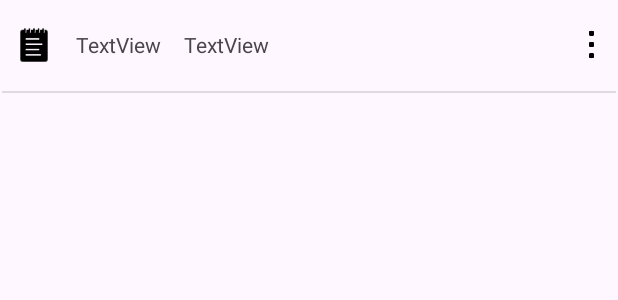
After one commit to abidiwael94/Note-App-Mobile, an Android app: the layout item_note.xml on its own in the app's theme, with its tools: preview values and no code run, on a phone screen of 412 x 824 dp. The commit adds this screen. Shown: the top 300 px of the screen. Run offline under Robolectric (Android 15) with nearby library versions, the phone set to English and light mode, and no system bars.

Commit message:
create note adapter and display note for user

```diff
--- a/app/src/main/java/com/example/note_app_mobile/adapters/UserAdapter.java
+++ b/app/src/main/java/com/example/note_app_mobile/adapters/UserAdapter.java
@@ -77,7 +77,7 @@ public class UserAdapter extends RecyclerView.Adapter<UserAdapter.UserViewHolder
             userName = itemView.findViewById(R.id.userName);
             userEmail = itemView.findViewById(R.id.userEmail);
             userIcon = itemView.findViewById(R.id.userIcon);
-            actionButton = itemView.findViewById(R.id.newNoteButton);
+            actionButton = itemView.findViewById(R.id.newUserButton);
         }
     }
 }
--- /dev/null
+++ b/app/src/main/res/layout/item_note.xml
@@ -0,0 +1,62 @@
+<?xml version="1.0" encoding="utf-8"?>
+<androidx.constraintlayout.widget.ConstraintLayout xmlns:android="http://schemas.android.com/apk/res/android"
+    xmlns:app="http://schemas.android.com/apk/res-auto"
+    xmlns:tools="http://schemas.android.com/tools"
+    android:layout_width="match_parent"
+    android:layout_height="62dp">
+
+    <ImageView
+        android:id="@+id/noteIcon"
+        android:layout_width="25dp"
+        android:layout_height="25dp"
+        android:layout_marginStart="10dp"
+        android:layout_marginTop="17dp"
+        app:layout_constraintStart_toStartOf="parent"
+        app:layout_constraintTop_toTopOf="parent"
+        app:srcCompat="@drawable/note_icon" />
+
+    <TextView
+        android:id="@+id/noteTitle"
+        android:layout_width="wrap_content"
+        android:layout_height="20dp"
+        android:layout_marginStart="15dp"
+        android:layout_marginTop="20dp"
+        android:text="TextView"
+        app:layout_constraintStart_toEndOf="@+id/noteIcon"
+        app:layout_constraintTop_toTopOf="parent" />
+
+    <TextView
+        android:id="@+id/noteContent"
+        android:layout_width="235dp"
+        android:layout_height="wrap_content"
+        android:layout_marginStart="15dp"
+        android:layout_marginTop="20dp"
+        android:text="TextView"
+        app:layout_constraintStart_toEndOf="@+id/noteTitle"
+        app:layout_constraintTop_toTopOf="parent"
+        android:maxLines="1"
+        android:ellipsize="end"/>
+
+    <ImageButton
+        android:id="@+id/noteAction"
+        android:layout_width="35dp"
+        android:layout_height="35dp"
+        android:layout_marginTop="12dp"
+        android:adjustViewBounds="true"
+        android:background="@null"
+        android:scaleType="centerInside"
+        app:layout_constraintEnd_toEndOf="parent"
+        app:layout_constraintTop_toTopOf="parent"
+        app:srcCompat="@drawable/action_icon"
+        tools:ignore="TouchTargetSizeCheck,SpeakableTextPresentCheck" />
+
+    <View
+        android:id="@+id/divider3"
+        android:layout_width="409dp"
+        android:layout_height="1dp"
+        android:background="?android:attr/listDivider"
+        app:layout_constraintBottom_toBottomOf="parent"
+        app:layout_constraintEnd_toEndOf="parent"
+        app:layout_constraintStart_toStartOf="parent" />
+
+</androidx.constraintlayout.widget.ConstraintLayout>
--- a/app/src/main/res/layout/item_user.xml
+++ b/app/src/main/res/layout/item_user.xml
@@ -3,7 +3,7 @@
     xmlns:app="http://schemas.android.com/apk/res-auto"
     xmlns:tools="http://schemas.android.com/tools"
     android:layout_width="match_parent"
-    android:layout_height="60dp">
+    android:layout_height="62dp">
 
     <ImageView
         android:id="@+id/userIcon"
@@ -51,11 +51,10 @@
         app:layout_constraintTop_toBottomOf="@+id/userIcon" />
 
     <ImageButton
-        android:id="@+id/newNoteButton"
+        android:id="@+id/newUserButton"
         android:layout_width="35dp"
         android:layout_height="35dp"
         android:layout_marginTop="22dp"
-        android:layout_marginEnd="15dp"
         android:adjustViewBounds="true"
         android:background="@null"
         android:scaleType="centerInside"
```
Also changed, not shown: app/src/main/java/com/example/note_app_mobile/activities/NoteActivity.java (+57 -1 lines), app/src/main/java/com/example/note_app_mobile/adapters/NoteAdapter.java (added, +84 -0 lines), app/src/main/res/layout/activity_note.xml (+21 -8 lines), app/src/main/res/menu/note_item_menu.xml (added, +12 -0 lines), app/src/main/res/drawable/note_icon.png (added).
